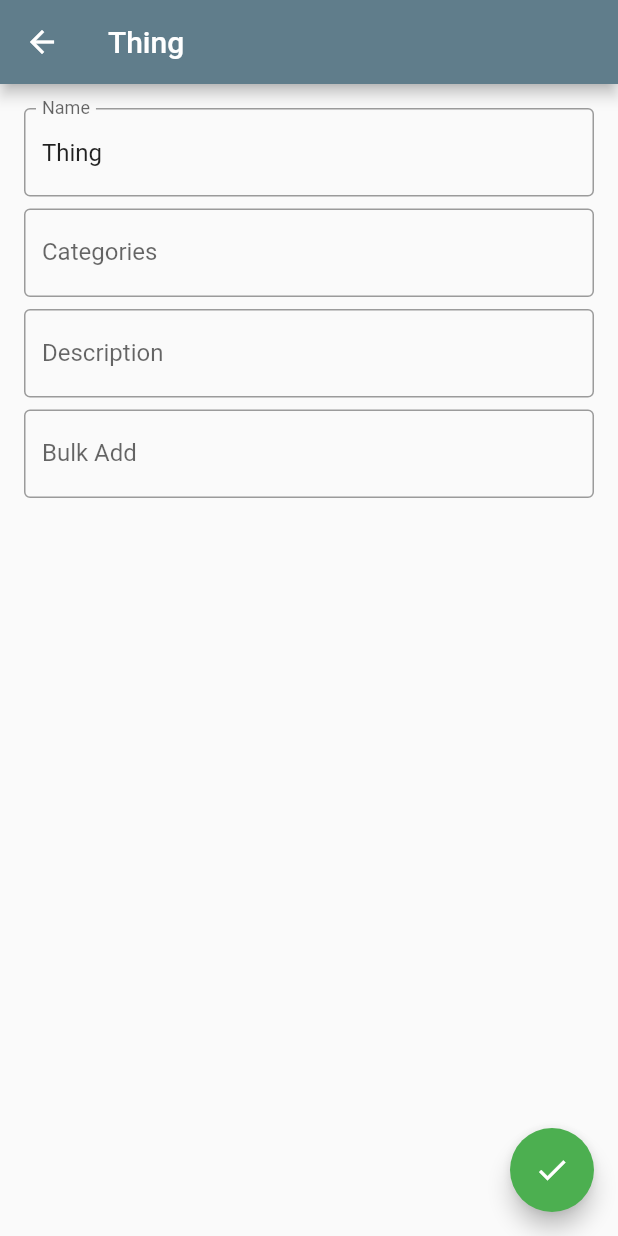
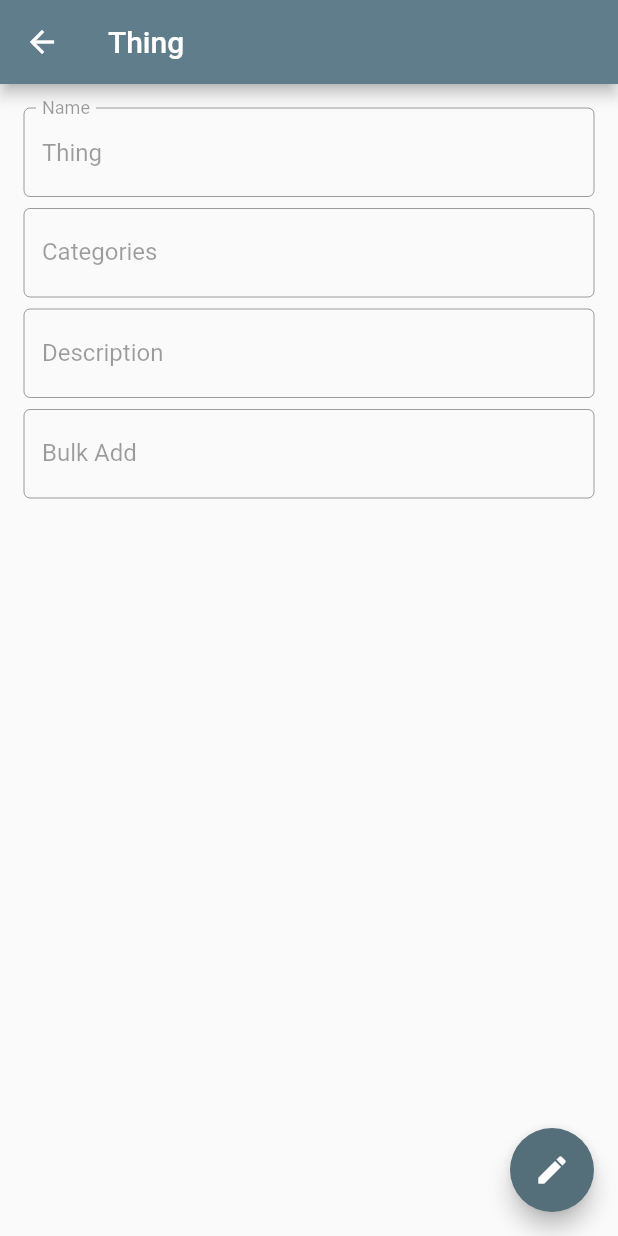
Before and after one commit to starboardcoop/library_admin, a Flutter app: the screen it shows after launch, after a tap on "Thing", on a phone screen of 412 x 824 dp. Run offline on Flutter 3.47's test engine with Material 2 defaults, Android fonts, the phone set to English and light mode, and no system bars.

Commit message:
Add Edit button to ThingDetails

```diff
--- a/lib/admin/common/widgets/decorated_text_field.dart
+++ b/lib/admin/common/widgets/decorated_text_field.dart
@@ -5,8 +5,10 @@ class DecoratedTextField extends StatelessWidget {
     super.key,
     required this.labelText,
     this.controller,
+    this.enabled = true,
   });
 
+  final bool enabled;
   final String labelText;
   final TextEditingController? controller;
 
@@ -19,6 +21,7 @@ class DecoratedTextField extends StatelessWidget {
       ),
       textCapitalization: TextCapitalization.words,
       controller: controller,
+      enabled: enabled,
     );
   }
 }
--- a/lib/admin/inventory/pages/thing_details.dart
+++ b/lib/admin/inventory/pages/thing_details.dart
@@ -26,6 +26,7 @@ class _ThingDetailsPageState extends State<ThingDetailsPage> {
       title: name,
       thing: widget.thing,
       onSave: widget.onSave ?? () {},
+      editable: false,
     );
   }
 }
--- a/lib/admin/inventory/widgets/thing_editor.dart
+++ b/lib/admin/inventory/widgets/thing_editor.dart
@@ -10,8 +10,10 @@ class ThingEditor extends StatefulWidget {
     required this.title,
     required this.onSave,
     this.thing,
+    this.editable = true,
   }) : super(key: key);
 
+  final bool editable;
   final String title;
   final Thing? thing;
   final void Function() onSave;
@@ -23,15 +25,33 @@ class ThingEditor extends StatefulWidget {
 }
 
 class _ThingEditorState extends State<ThingEditor> {
+  bool _editing = false;
+
   @override
   Widget build(BuildContext context) {
     return Scaffold(
       appBar: AppBar(title: Text(widget.title)),
-      body: ThingFields(thing: widget.thing),
-      floatingActionButton: SaveButton(
-        onPressed: widget.onSave,
-        heroTag: 'ThingEditorSave',
+      body: ThingFields(
+        thing: widget.thing,
+        editable: _editing,
       ),
+      floatingActionButton: _editing
+          ? SaveButton(
+              onPressed: widget.onSave,
+              heroTag: 'ThingEditorSave',
+            )
+          : _editButton,
+    );
+  }
+
+  Widget get _editButton {
+    return FloatingActionButton(
+      heroTag: 'ThingEditorEdit',
+      onPressed: () {
+        setState(() => _editing = true);
+      },
+      backgroundColor: Colors.blueGrey[600],
+      child: const Icon(Icons.edit),
     );
   }
 }
--- a/lib/admin/inventory/widgets/thing_fields.dart
+++ b/lib/admin/inventory/widgets/thing_fields.dart
@@ -3,10 +3,15 @@ import 'package:library_admin/admin/common/models/thing.dart';
 import 'package:library_admin/admin/common/widgets/decorated_text_field.dart';
 
 class ThingFields extends StatelessWidget {
-  ThingFields({Key? key, this.thing}) : super(key: key) {
+  ThingFields({
+    Key? key,
+    this.thing,
+    this.editable = true,
+  }) : super(key: key) {
     _nameController = TextEditingController(text: thing?.name);
   }
 
+  final bool editable;
   final Thing? thing;
   late final TextEditingController _nameController;
 
@@ -18,13 +23,23 @@ class ThingFields extends StatelessWidget {
         DecoratedTextField(
           labelText: 'Name',
           controller: _nameController,
+          enabled: editable,
         ),
         const SizedBox(height: 8),
-        const DecoratedTextField(labelText: 'Categories'),
+        DecoratedTextField(
+          labelText: 'Categories',
+          enabled: editable,
+        ),
         const SizedBox(height: 8),
-        const DecoratedTextField(labelText: 'Description'),
+        DecoratedTextField(
+          labelText: 'Description',
+          enabled: editable,
+        ),
         const SizedBox(height: 8),
-        const DecoratedTextField(labelText: 'Bulk Add'),
+        DecoratedTextField(
+          labelText: 'Bulk Add',
+          enabled: editable,
+        ),
       ],
     );
   }
```
